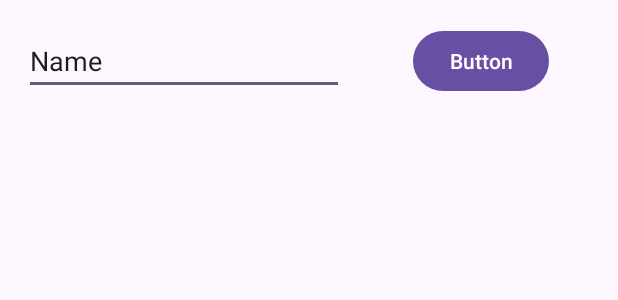
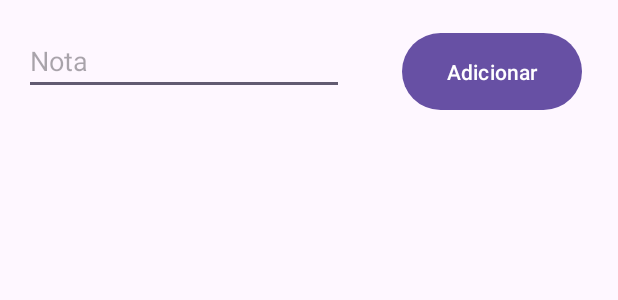
Before and after one commit to maicosc/PDM, an Android app: the layout activity_main.xml on its own in the app's theme, with its tools: preview values and no code run, on a phone screen of 412 x 824 dp. Shown: the top 300 px of the screen. Run offline under Robolectric (Android 15) with nearby library versions, the phone set to English and light mode, and no system bars.

Commit message:
Resolução da atividade

```diff
--- a/app/src/main/res/layout/activity_main.xml
+++ b/app/src/main/res/layout/activity_main.xml
@@ -13,8 +13,8 @@
         android:layout_height="wrap_content"
         android:layout_marginStart="16dp"
         android:ems="10"
+        android:hint="Nota"
         android:inputType="text"
-        android:text="Name"
         app:layout_constraintBottom_toBottomOf="parent"
         app:layout_constraintStart_toStartOf="parent"
         app:layout_constraintTop_toTopOf="parent"
@@ -22,18 +22,21 @@
 
     <Button
         android:id="@+id/button"
-        android:layout_width="wrap_content"
-        android:layout_height="wrap_content"
-        android:text="Button"
+        android:layout_width="120dp"
+        android:layout_height="59dp"
+        android:text="Adicionar"
         app:layout_constraintBottom_toBottomOf="@+id/editText"
         app:layout_constraintEnd_toEndOf="parent"
+        app:layout_constraintHorizontal_bias="0.615"
         app:layout_constraintStart_toEndOf="@+id/editText"
-        app:layout_constraintTop_toTopOf="@+id/editText" />
+        app:layout_constraintTop_toTopOf="@+id/editText"
+        app:layout_constraintVertical_bias="0.0" />
 
     <ListView
         android:id="@+id/lista"
-        android:layout_width="409dp"
-        android:layout_height="667dp"
-        tools:layout_editor_absoluteX="1dp"
-        tools:layout_editor_absoluteY="63dp" />
+        android:layout_width="415dp"
+        android:layout_height="666dp"
+        app:layout_constraintBottom_toBottomOf="parent"
+        app:layout_constraintTop_toBottomOf="@+id/editText"
+        tools:layout_editor_absoluteX="0dp" />
 </androidx.constraintlayout.widget.ConstraintLayout>
```
Also changed, not shown: app/src/main/java/com/example/aula2_11082025/MainActivity.java (+34 -23 lines).
